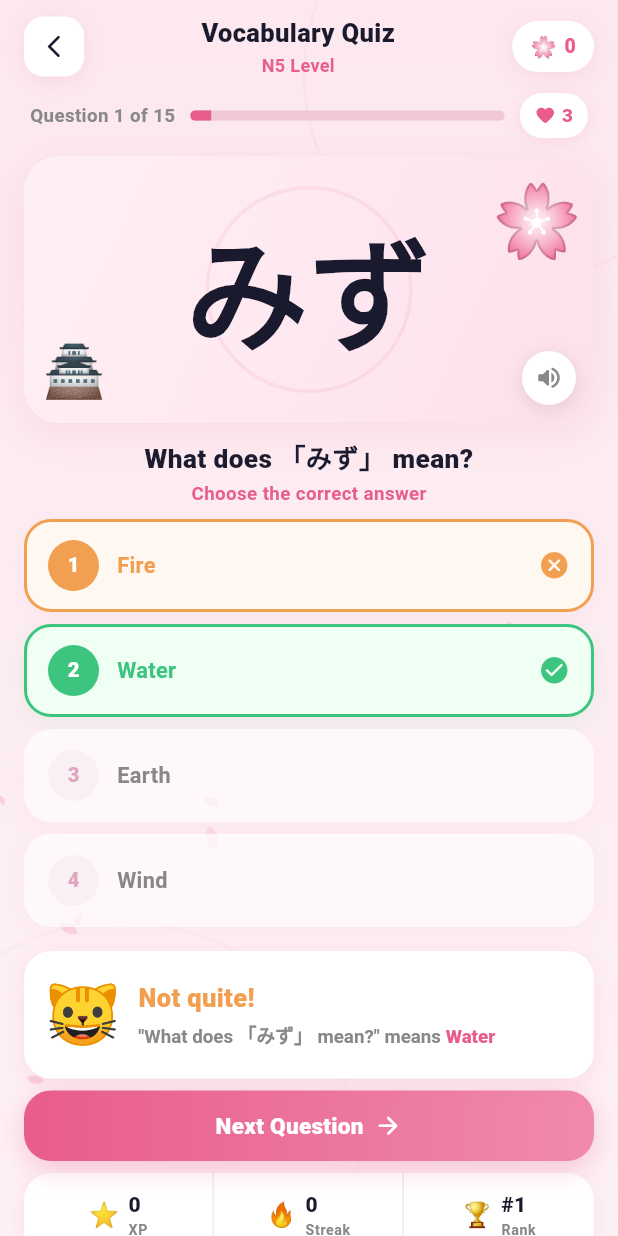
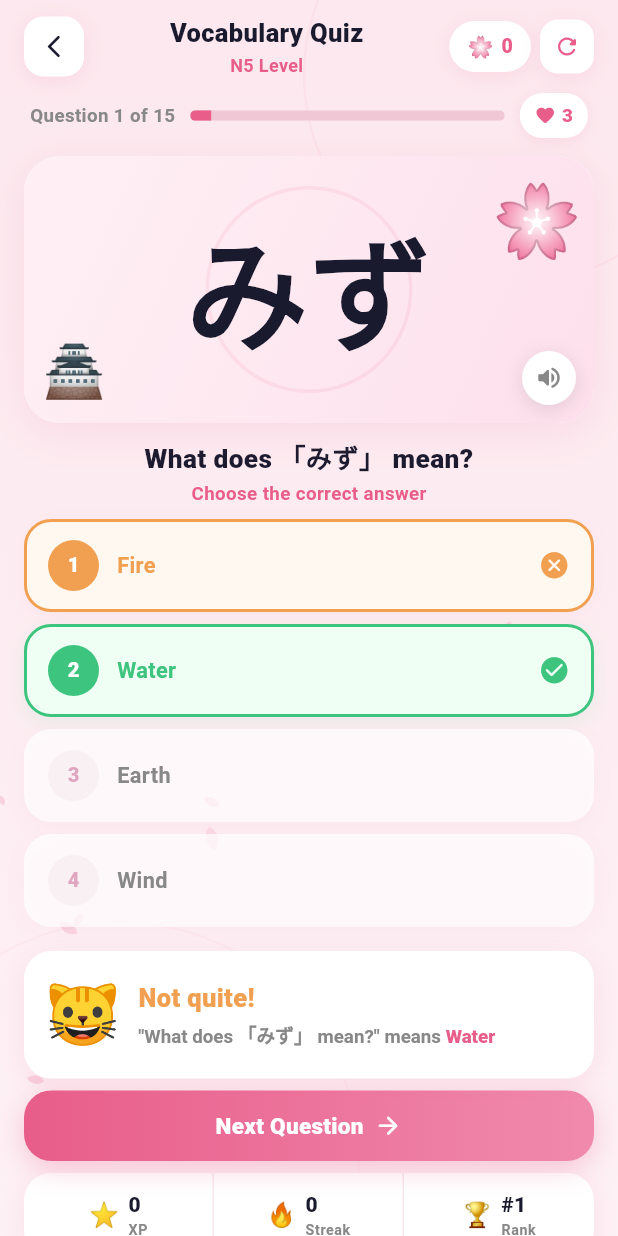
Before and after one commit to Praveenklk/japanese-flutter, a Flutter app: the QuizScreen screen opened directly, after a tap on an icon or button, on a phone screen of 412 x 824 dp. Run offline on Flutter 3.47's test engine with Material 3 defaults, Android fonts, the phone set to English and light mode, and no system bars; drawn by our look-alikes of flutter_animate; our stand-ins replace audioplayers, google_fonts, hive_flutter, shared_preferences, smooth_page_indicator; accounts and stored records are empty; network calls fail; Roboto replaces fonts that are missing (NotoSansJP).

Commit message:
quize_fix

```diff
--- a/lib/features/quiz/screens/quiz_result_screen.dart
+++ b/lib/features/quiz/screens/quiz_result_screen.dart
@@ -120,6 +120,7 @@ class QuizResultScreen extends StatelessWidget {
                           quizProvider.startQuiz(
                             quizProvider.currentLevel,
                             quizProvider.currentCategory,
+                            resetProgress: true,
                           );
                         },
                       ).animate().fadeIn(delay: 330.ms, duration: 350.ms).slideY(begin: 0.06, end: 0),
--- a/lib/features/quiz/screens/quiz_screen.dart
+++ b/lib/features/quiz/screens/quiz_screen.dart
@@ -437,6 +437,20 @@ class _SakuraTopBar extends StatelessWidget {
                 const SizedBox(width: 5),
                 Text('${quizProvider.score}', style: TextStyle(fontSize: 13, fontWeight: FontWeight.w900, color: theme.primary)),
               ],
+            ),
+          ),
+          const SizedBox(width: 6),
+          GestureDetector(
+            onTap: () => quizProvider.startQuiz(level, category, resetProgress: true),
+            child: Container(
+              width: 36,
+              height: 36,
+              decoration: BoxDecoration(
+                color: theme.cardBg,
+                borderRadius: BorderRadius.circular(12),
+                boxShadow: [BoxShadow(color: theme.shadowColor, blurRadius: 10, offset: const Offset(0, 3))],
+              ),
+              child: Icon(Icons.refresh_rounded, size: 18, color: theme.primary),
             ),
           ),
         ],
--- a/lib/providers/quiz_provider.dart
+++ b/lib/providers/quiz_provider.dart
@@ -57,33 +57,56 @@ class QuizProvider extends ChangeNotifier {
 
   int get totalQuestions => _questions.length;
 
-  /// 🔥 SAVE INDEX
+  /// 🔥 SAVE INDEX (with today's date)
   Future<void> _saveIndex() async {
     final prefs = await SharedPreferences.getInstance();
+    final today = DateTime.now().toIso8601String().substring(0, 10);
+    await prefs.setString('quiz_saved_date', today);
     await prefs.setInt('quiz_index', _currentQuestionIndex);
   }
 
-  /// 🔥 LOAD INDEX
+  /// 🔥 LOAD INDEX (only if saved on the same day and within bounds)
   Future<void> _loadIndex() async {
     final prefs = await SharedPreferences.getInstance();
-    _currentQuestionIndex = prefs.getInt('quiz_index') ?? 0;
+    final today = DateTime.now().toIso8601String().substring(0, 10);
+    final savedDate = prefs.getString('quiz_saved_date');
+    if (savedDate == today) {
+      final savedIndex = prefs.getInt('quiz_index') ?? 0;
+      if (savedIndex < _questions.length) {
+        _currentQuestionIndex = savedIndex;
+        return;
+      }
+    }
+    // New day or quiz previously finished: start from question 0!
+    _currentQuestionIndex = 0;
+    await _clearIndex();
   }
 
   /// 🔥 CLEAR INDEX
   Future<void> _clearIndex() async {
     final prefs = await SharedPreferences.getInstance();
     await prefs.remove('quiz_index');
+    await prefs.remove('quiz_saved_date');
   }
 
   /// 🔥 START QUIZ
   Future<void> startQuiz(String level, String category,
-      {int questionCount = 30}) async {
+      {int questionCount = 30, bool resetProgress = false}) async {
     try {
       _isLoading = true;
+      _score = 0;
+      _streakCount = 0;
+      _selectedAnswer = null;
+      _isCorrect = null;
+      _isQuizComplete = false;
       notifyListeners();
 
       _currentLevel = level;
       _currentCategory = category;
+
+      if (resetProgress) {
+        await _clearIndex();
+      }
 
       final response = await ApiService.get(ApiEndpoints.dailyQuiz);
 
@@ -209,6 +232,21 @@ class QuizProvider extends ChangeNotifier {
         );
       }
 
+      // If category is Hiragana or Katakana, use local kana questions
+      final cat = category.toLowerCase();
+      if (cat.contains('hiragana') || cat.contains('katakana')) {
+        final fallbackQuestions =
+            QuizData.getQuestions(level, category, count: questionCount);
+        generatedQuestions = fallbackQuestions
+            .map((fb) => QuizQuestion(
+                  question: fb.question,
+                  options: fb.options,
+                  correctAnswer: fb.correctAnswer,
+                  hint: fb.hint,
+                ))
+            .toList();
+      }
+
       /// Fallback to built-in offline questions if API generated 0 questions
       if (generatedQuestions.isEmpty) {
         final fallbackQuestions =
@@ -225,10 +263,16 @@ class QuizProvider extends ChangeNotifier {
         }
       }
 
+      // Dynamic shuffle so each quiz session has a fresh question order
+      generatedQuestions.shuffle();
       _questions = generatedQuestions.take(questionCount).toList();
 
-      /// 🔥 LOAD PREVIOUS INDEX
-      await _loadIndex();
+      if (resetProgress) {
+        _currentQuestionIndex = 0;
+      } else {
+        /// 🔥 LOAD PREVIOUS INDEX
+        await _loadIndex();
+      }
 
       _isQuizActive = true;
       _isQuizComplete = false;
```
